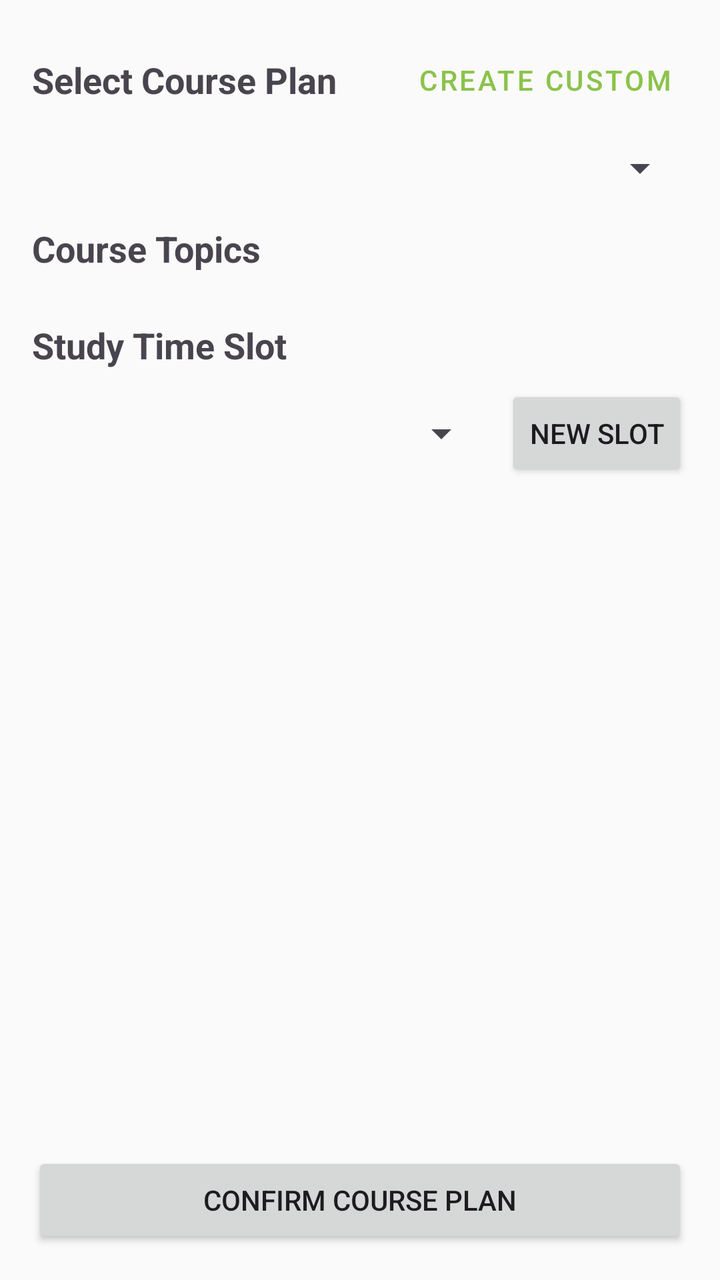
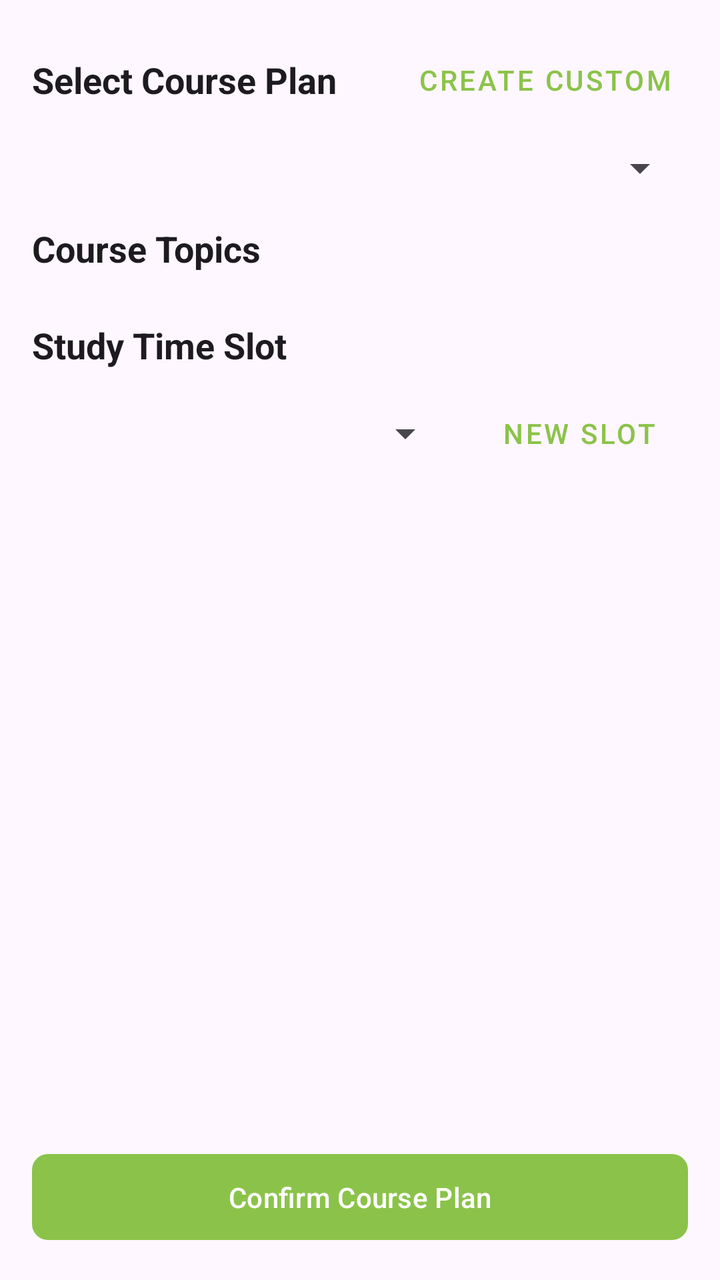

Before-and-after screenshots of an Android layout around one commit, followed by the original layout XML and the change that was made.
<!-- AndroidManifest.xml: application theme Theme.StudyBuddy -->
<!-- res/layout/fragment_add_task.xml -->
<?xml version="1.0" encoding="utf-8"?>
<androidx.constraintlayout.widget.ConstraintLayout xmlns:android="http://schemas.android.com/apk/res/android"
    xmlns:app="http://schemas.android.com/apk/res-auto"
    xmlns:tools="http://schemas.android.com/tools"
    android:layout_width="match_parent"
    android:layout_height="match_parent">

    <ScrollView
        android:layout_width="match_parent"
        android:layout_height="0dp"
        app:layout_constraintBottom_toTopOf="@id/saveTaskButton"
        app:layout_constraintTop_toTopOf="parent">

        <LinearLayout
            android:layout_width="match_parent"
            android:layout_height="wrap_content"
            android:orientation="vertical"
            android:padding="16dp">

            <LinearLayout
                android:layout_width="match_parent"
                android:layout_height="wrap_content"
                android:orientation="horizontal"
                android:gravity="center_vertical">

                <TextView
                    android:layout_width="0dp"
                    android:layout_weight="1"
                    android:layout_height="wrap_content"
                    android:text="Select Course Plan"
                    android:textSize="18sp"
                    android:textStyle="bold" />

                <Button
                    android:id="@+id/customCourseButton"
                    style="@style/Widget.MaterialComponents.Button.TextButton"
                    android:layout_width="wrap_content"
                    android:layout_height="wrap_content"
                    android:text="Create Custom" />
            </LinearLayout>

            <Spinner
                android:id="@+id/courseSpinner"
                android:layout_width="match_parent"
                android:layout_height="wrap_content"
                android:layout_marginTop="8dp" />

            <TextView
                android:layout_width="wrap_content"
                android:layout_height="wrap_content"
                android:layout_marginTop="16dp"
                android:text="Course Topics"
                android:textSize="18sp"
                android:textStyle="bold" />

            <androidx.recyclerview.widget.RecyclerView
                android:id="@+id/topicsRecyclerView"
                android:layout_width="match_parent"
                android:layout_height="wrap_content"
                android:layout_marginTop="8dp"
                android:nestedScrollingEnabled="false"
                tools:listitem="@layout/item_topic_selectable" />

            <TextView
                android:layout_width="wrap_content"
                android:layout_height="wrap_content"
                android:layout_marginTop="16dp"
                android:text="Study Time Slot"
                android:textSize="18sp"
                android:textStyle="bold" />

            <LinearLayout
                android:layout_width="match_parent"
                android:layout_height="wrap_content"
                android:orientation="horizontal"
                android:gravity="center_vertical"
                android:layout_marginTop="8dp">

                <Spinner
                    android:id="@+id/timeSlotSpinner"
                    android:layout_width="0dp"
                    android:layout_weight="1"
                    android:layout_height="wrap_content" />

                <Button
                    android:id="@+id/addTimeSlotButton"
                    android:layout_width="wrap_content"
                    android:layout_height="wrap_content"
                    android:layout_marginStart="8dp"
                    android:text="New Slot" />
                
            </LinearLayout>

        </LinearLayout>
    </ScrollView>

    <Button
        android:id="@+id/saveTaskButton"
        android:layout_width="match_parent"
        android:layout_height="wrap_content"
        android:layout_margin="16dp"
        android:text="Confirm Course Plan"
        app:layout_constraintBottom_toBottomOf="parent" />

</androidx.constraintlayout.widget.ConstraintLayout>
<!-- res/layout/item_topic_selectable.xml (included above) -->
<?xml version="1.0" encoding="utf-8"?>
<com.google.android.material.card.MaterialCardView xmlns:android="http://schemas.android.com/apk/res/android"
    xmlns:app="http://schemas.android.com/apk/res-auto"
    android:layout_width="match_parent"
    android:layout_height="wrap_content"
    android:layout_marginHorizontal="4dp"
    android:layout_marginVertical="4dp"
    app:cardCornerRadius="4dp"
    app:cardElevation="2dp">

    <LinearLayout
        android:layout_width="match_parent"
        android:layout_height="wrap_content"
        android:orientation="horizontal"
        android:padding="12dp">

        <TextView
            android:id="@+id/topicNameTextView"
            android:layout_width="0dp"
            android:layout_height="wrap_content"
            android:layout_weight="1"
            android:text="Topic Name"
            android:textSize="14sp" />

        <TextView
            android:id="@+id/durationTextView"
            android:layout_width="wrap_content"
            android:layout_height="wrap_content"
            android:text="2 Days"
            android:textColor="?attr/colorPrimary"
            android:textSize="12sp"
            android:textStyle="bold" />

    </LinearLayout>
</com.google.android.material.card.MaterialCardView>
<!-- resources referenced by this layout -->
<resources>
  <style name="Theme.StudyBuddy" parent="Base.Theme.StudyBuddy" />
  <style name="Base.Theme.StudyBuddy" parent="Theme.Material3.DayNight.NoActionBar">
          
          <item name="colorPrimary">@color/green_primary</item>
          <item name="colorPrimaryVariant">@color/green_primary_variant</item>
          <item name="colorOnPrimary">@color/white</item>
  
          <item name="colorSecondary">@color/green_secondary</item>
          <item name="colorSecondaryVariant">@color/green_primary_variant</item>
          <item name="colorOnSecondary">@color/black</item>
  
          <item name="android:statusBarColor">?attr/colorPrimaryVariant</item>
          <item name="android:windowBackground">@color/background_white</item>
          <item name="colorSurface">@color/surface_white</item>
  
          
          <item name="colorOnSurface">@color/black</item>
          <item name="colorOnBackground">@color/black</item>
      </style>
  <color name="green_primary">#8BC34A</color>
  <color name="green_primary_variant">#689F38</color>
  <color name="white">#FFFFFFFF</color>
  <color name="green_secondary">#DCEDC8</color>
  <color name="black">#FF000000</color>
  <color name="background_white">#FAFAFA</color>
  <color name="surface_white">#FFFFFF</color>
</resources>

<!-- the commit's change to res/layout/fragment_add_task.xml (unified diff, before → after) -->
@@ -3,12 +3,13 @@
     xmlns:app="http://schemas.android.com/apk/res-auto"
     xmlns:tools="http://schemas.android.com/tools"
     android:layout_width="match_parent"
-    android:layout_height="match_parent">
+    android:layout_height="match_parent"
+    android:background="?android:attr/colorBackground">
 
     <ScrollView
         android:layout_width="match_parent"
         android:layout_height="0dp"
-        app:layout_constraintBottom_toTopOf="@id/saveTaskButton"
+        app:layout_constraintBottom_toTopOf="@id/buttonContainer"
         app:layout_constraintTop_toTopOf="parent">
 
         <LinearLayout
@@ -28,6 +29,7 @@
                     android:layout_weight="1"
                     android:layout_height="wrap_content"
                     android:text="Select Course Plan"
+                    android:textColor="?android:attr/textColorPrimary"
                     android:textSize="18sp"
                     android:textStyle="bold" />
 
@@ -36,7 +38,8 @@
                     style="@style/Widget.MaterialComponents.Button.TextButton"
                     android:layout_width="wrap_content"
                     android:layout_height="wrap_content"
-                    android:text="Create Custom" />
+                    android:text="CREATE CUSTOM"
+                    android:textColor="@color/green_primary" />
             </LinearLayout>
 
             <Spinner
@@ -50,6 +53,7 @@
                 android:layout_height="wrap_content"
                 android:layout_marginTop="16dp"
                 android:text="Course Topics"
+                android:textColor="?android:attr/textColorPrimary"
                 android:textSize="18sp"
                 android:textStyle="bold" />
 
@@ -66,6 +70,7 @@
                 android:layout_height="wrap_content"
                 android:layout_marginTop="16dp"
                 android:text="Study Time Slot"
+                android:textColor="?android:attr/textColorPrimary"
                 android:textSize="18sp"
                 android:textStyle="bold" />
 
@@ -84,6 +89,7 @@
 
                 <Button
                     android:id="@+id/addTimeSlotButton"
+                    style="@style/Widget.MaterialComponents.Button.OutlinedButton"
                     android:layout_width="wrap_content"
                     android:layout_height="wrap_content"
                     android:layout_marginStart="8dp"
@@ -94,13 +100,39 @@
         </LinearLayout>
     </ScrollView>
 
-    <Button
-        android:id="@+id/saveTaskButton"
+    <LinearLayout
+        android:id="@+id/buttonContainer"
         android:layout_width="match_parent"
         android:layout_height="wrap_content"
-        android:layout_margin="16dp"
-        android:text="Confirm Course Plan"
-        app:layout_constraintBottom_toBottomOf="parent" />
+        android:orientation="vertical"
+        android:padding="16dp"
+        app:layout_constraintBottom_toBottomOf="parent">
+
+        <ProgressBar
+            android:id="@+id/loadingProgressBar"
+            android:layout_width="wrap_content"
+            android:layout_height="wrap_content"
+            android:layout_gravity="center"
+            android:visibility="gone"
+            android:layout_marginBottom="8dp" />
+
+        <com.google.android.material.button.MaterialButton
+            android:id="@+id/saveTaskButton"
+            android:layout_width="match_parent"
+            android:layout_height="wrap_content"
+            android:text="Confirm Course Plan"
+            android:padding="12dp"
+            app:cornerRadius="8dp" />
+
+        <com.google.android.material.button.MaterialButton
+            android:id="@+id/goHomeManualButton"
+            style="@style/Widget.MaterialComponents.Button.TextButton"
+            android:layout_width="match_parent"
+            android:layout_height="wrap_content"
+            android:text="Back to Home"
+            android:visibility="gone"
+            android:textColor="?android:attr/textColorSecondary" />
+    </LinearLayout>
 
 </androidx.constraintlayout.widget.ConstraintLayout>
 <!-- res/layout/item_topic_selectable.xml (included above) -->
<!-- resource entries referenced after the edit -->
@@ -1,5 +1,6 @@
 <!-- resources referenced by this layout -->
 <resources>
+  <color name="green_primary">#8BC34A</color>
   <style name="Theme.StudyBuddy" parent="Base.Theme.StudyBuddy" />
   <style name="Base.Theme.StudyBuddy" parent="Theme.Material3.DayNight.NoActionBar">
           
@@ -19,7 +20,6 @@
           <item name="colorOnSurface">@color/black</item>
           <item name="colorOnBackground">@color/black</item>
       </style>
-  <color name="green_primary">#8BC34A</color>
   <color name="green_primary_variant">#689F38</color>
   <color name="white">#FFFFFFFF</color>
   <color name="green_secondary">#DCEDC8</color>
